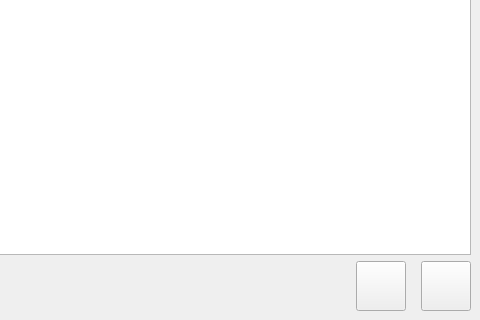
This is app/src/mainwindow.ui in PraydE007/uAmp as Qt 5 draws it before an edit; both pictures show x 288 to 768 and y 704 to 1024 of the 768 by 1024 pixel window. The edited form follows.
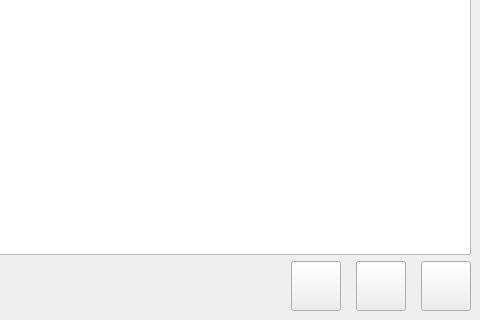
This is the edited form. Icons and pictures are not drawn.

```diff
--- a/app/src/mainwindow.ui
+++ b/app/src/mainwindow.ui
@@ -500,6 +500,37 @@
         </property>
        </spacer>
       </item>
+      <item>
+       <widget class="QPushButton" name="shuffleButton">
+        <property name="sizePolicy">
+         <sizepolicy hsizetype="Fixed" vsizetype="Fixed">
+          <horstretch>0</horstretch>
+          <verstretch>0</verstretch>
+         </sizepolicy>
+        </property>
+        <property name="minimumSize">
+         <size>
+          <width>50</width>
+          <height>50</height>
+         </size>
+        </property>
+        <property name="maximumSize">
+         <size>
+          <width>50</width>
+          <height>50</height>
+         </size>
+        </property>
+        <property name="text">
+         <string/>
+        </property>
+        <property name="iconSize">
+         <size>
+          <width>32</width>
+          <height>32</height>
+         </size>
+        </property>
+       </widget>
+      </item>
       <item>
        <widget class="QPushButton" name="addSongBtn">
         <property name="minimumSize">
```
